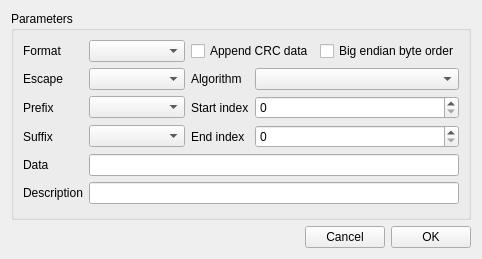
First picture: the form in src/toolsui/SAKPrestorerToolUiEditor.ui, repository x-tools-author/x-tools, before the edit.
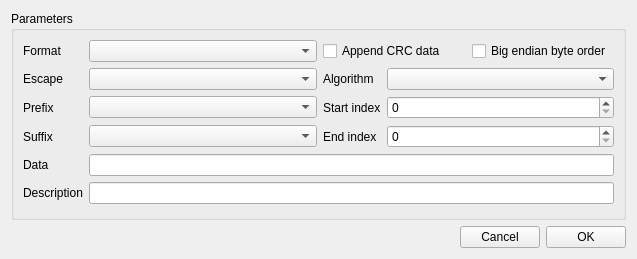
Second picture: the form after the edit. Custom widgets are drawn as their Qt base class.

Commit message: chore: update ui size

Patch:
```diff
--- a/src/toolsui/SAKPrestorerToolUiEditor.ui
+++ b/src/toolsui/SAKPrestorerToolUiEditor.ui
@@ -6,7 +6,7 @@
    <rect>
     <x>0</x>
     <y>0</y>
-    <width>482</width>
+    <width>637</width>
     <height>259</height>
    </rect>
   </property>
```
